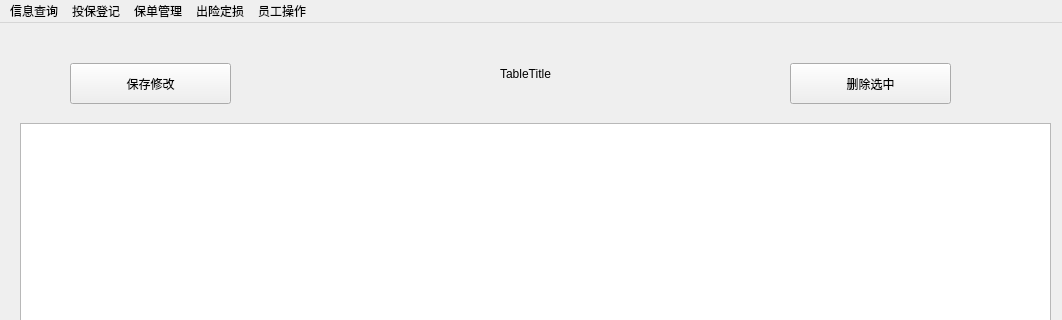
This is mainwindow.ui in Vaskka/DR_Projects as Qt 5 draws it before an edit; both pictures show x 0 to 1062 and y 0 to 320 of the 1062 by 755 pixel window. The edited form follows.
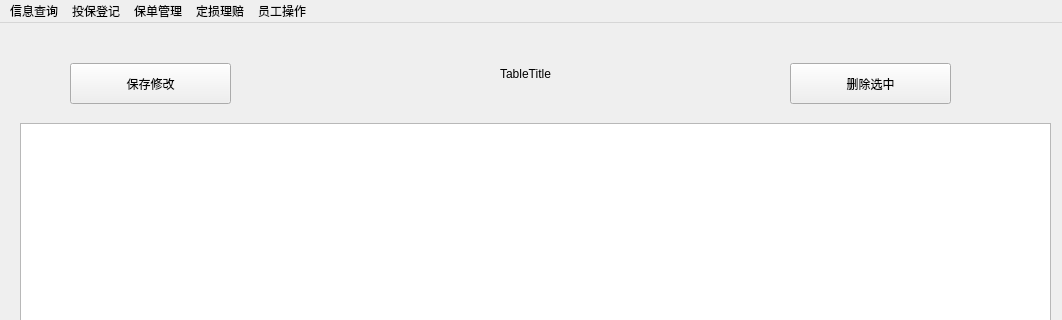
This is the edited form.

What changed in the file:
```diff
--- a/mainwindow.ui
+++ b/mainwindow.ui
@@ -112,7 +112,7 @@
    </widget>
    <widget class="QMenu" name="Main_SignDamage">
     <property name="title">
-     <string>出险定损</string>
+     <string>定损理赔</string>
     </property>
     <addaction name="Main_CaseSign"/>
     <addaction name="Main_DamageSign"/>
```
